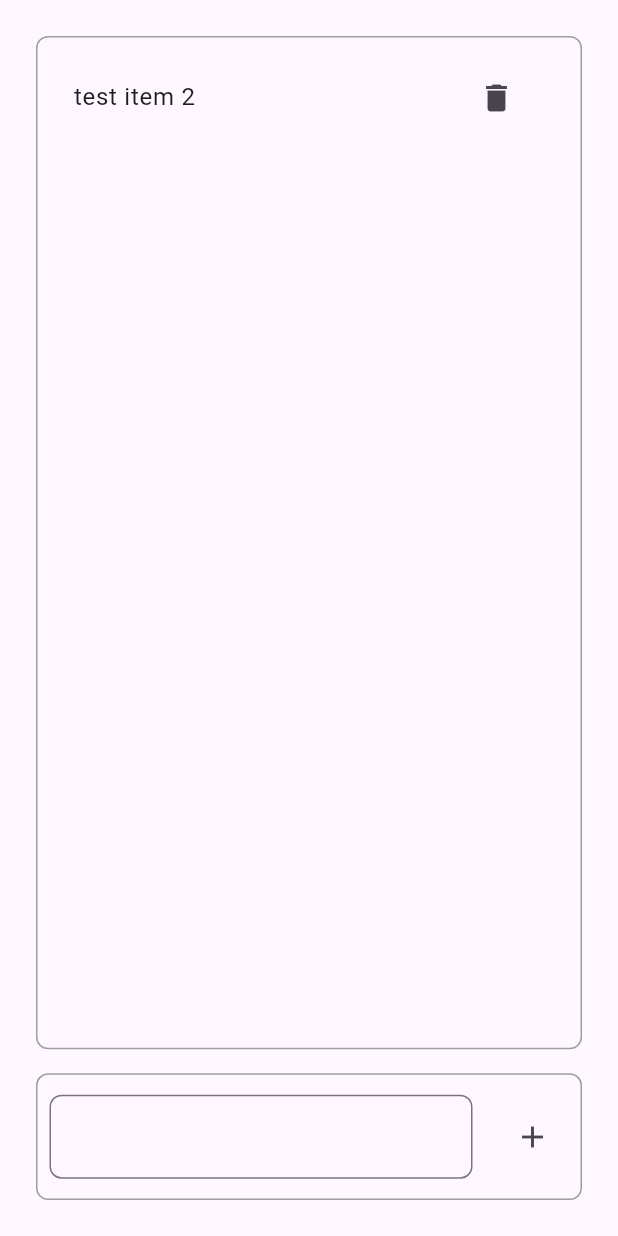
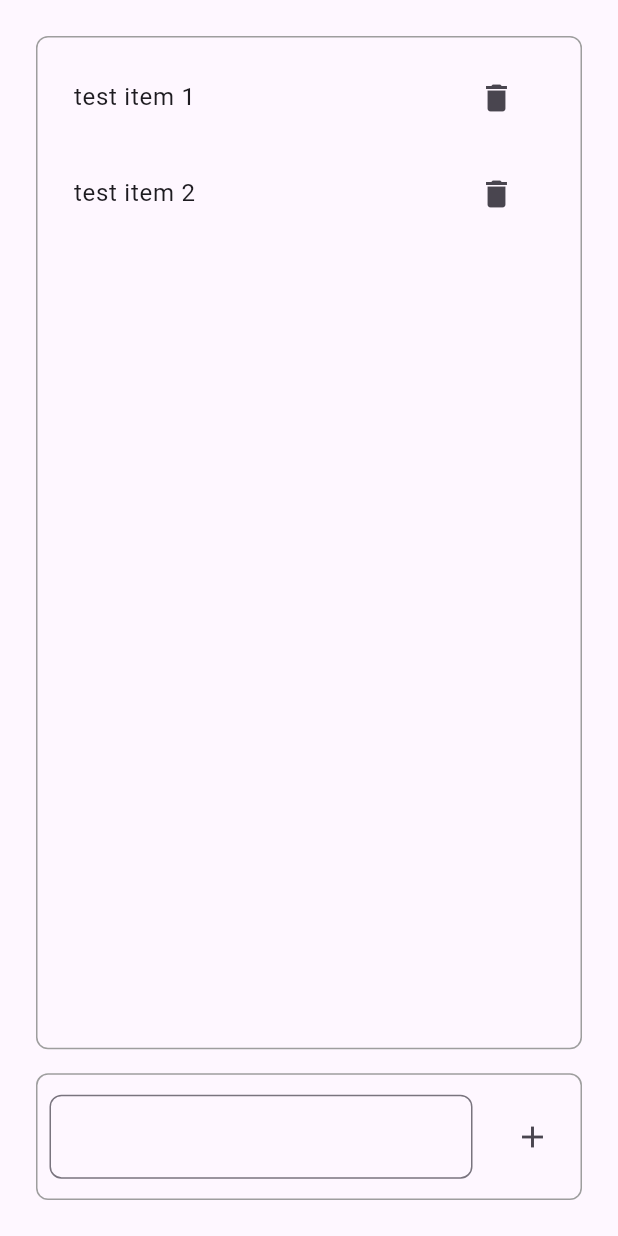
Before and after one commit to mhmdgazzar/checklist, a Flutter app: the screen it shows after launch, after a tap on the "delete" icon, on a phone screen of 412 x 824 dp. Run offline on Flutter 3.47's test engine with Material 3 defaults, Android fonts, the phone set to English and light mode, and no system bars.

Commit message:
repair database repository & setstate for remove function

```diff
--- a/lib/main.dart
+++ b/lib/main.dart
@@ -6,5 +6,5 @@ import 'src/app.dart';
 
 void main() {
   DatabaseRepository databaseRepository = MockDatabase();
-  runApp(const MainApp());
+  runApp(MainApp(databaseRepository: databaseRepository));
 }
--- a/lib/src/app.dart
+++ b/lib/src/app.dart
@@ -1,13 +1,18 @@
+import 'package:checklist/src/data/database_repository.dart';
 import 'package:checklist/src/features/main_screen/presentation/main_screen.dart';
 import 'package:flutter/material.dart';
 
 class MainApp extends StatelessWidget {
-  const MainApp({super.key});
+  final DatabaseRepository databaseRepository;
+
+  const MainApp({super.key, required this.databaseRepository});
 
   @override
   Widget build(BuildContext context) {
-    return const MaterialApp(
-      home: MainScreen(),
+    return MaterialApp(
+      home: MainScreen(
+        databaseRepository: databaseRepository,
+      ),
     );
   }
 }
--- a/lib/src/data/mock_database.dart
+++ b/lib/src/data/mock_database.dart
@@ -10,7 +10,7 @@ class MockDatabase implements DatabaseRepository {
   }
 
   @override
-  Future<void> removeItem(String? item) async {
+  Future<void> removeItem(String item) async {
     await Future.delayed(const Duration(seconds: 2));
     itemsList!.remove(item);
   }
--- a/lib/src/features/main_screen/presentation/main_screen.dart
+++ b/lib/src/features/main_screen/presentation/main_screen.dart
@@ -1,8 +1,11 @@
+import 'package:checklist/src/data/database_repository.dart';
 import 'package:checklist/src/data/mock_database.dart';
 import 'package:flutter/material.dart';
 
 class MainScreen extends StatefulWidget {
-  const MainScreen({super.key});
+  final DatabaseRepository databaseRepository;
+
+  const MainScreen({super.key, required this.databaseRepository});
 
   @override
   State<MainScreen> createState() => _MainScreenState();
@@ -46,11 +49,10 @@ class _MainScreenState extends State<MainScreen> {
                                 ),
                                 IconButton(
                                   icon: const Icon(Icons.delete),
-                                  onPressed: () {
-                                    setState(() {
-                                      //MockDatabase.removeAt(index);
-                                      itemsList?.removeAt(index);
-                                    });
+                                  onPressed: () async {
+                                    await widget.databaseRepository
+                                        .removeItem(itemsList![index]);
+                                    setState(() {});
                                   },
                                 ),
                               ],
```
